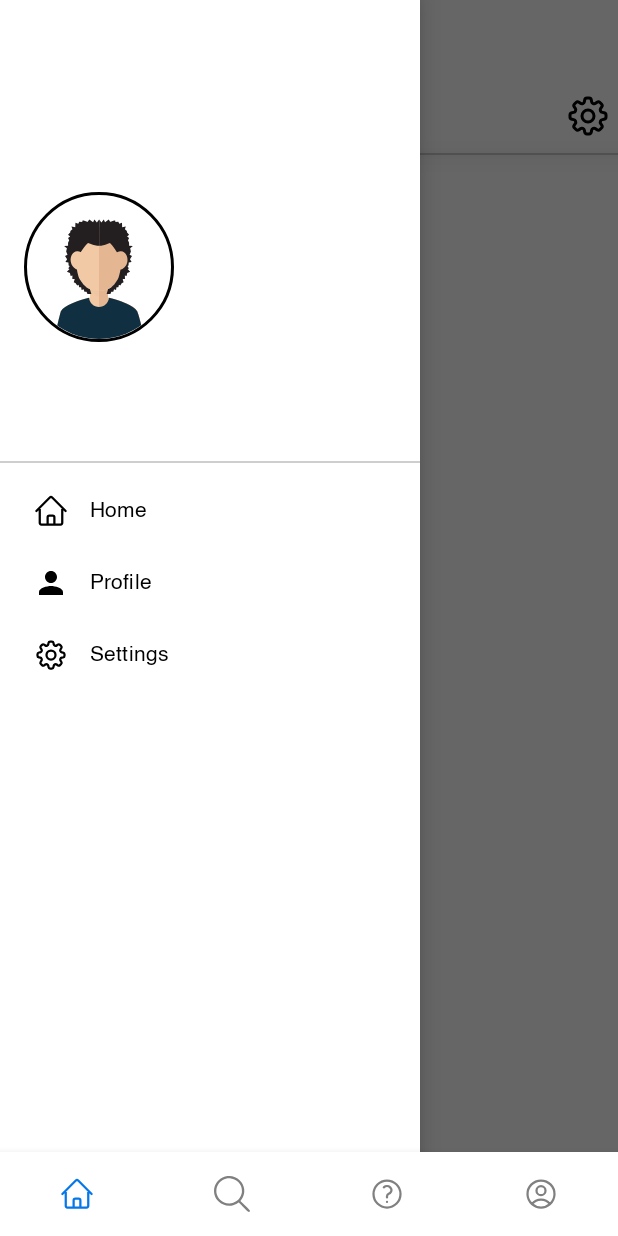
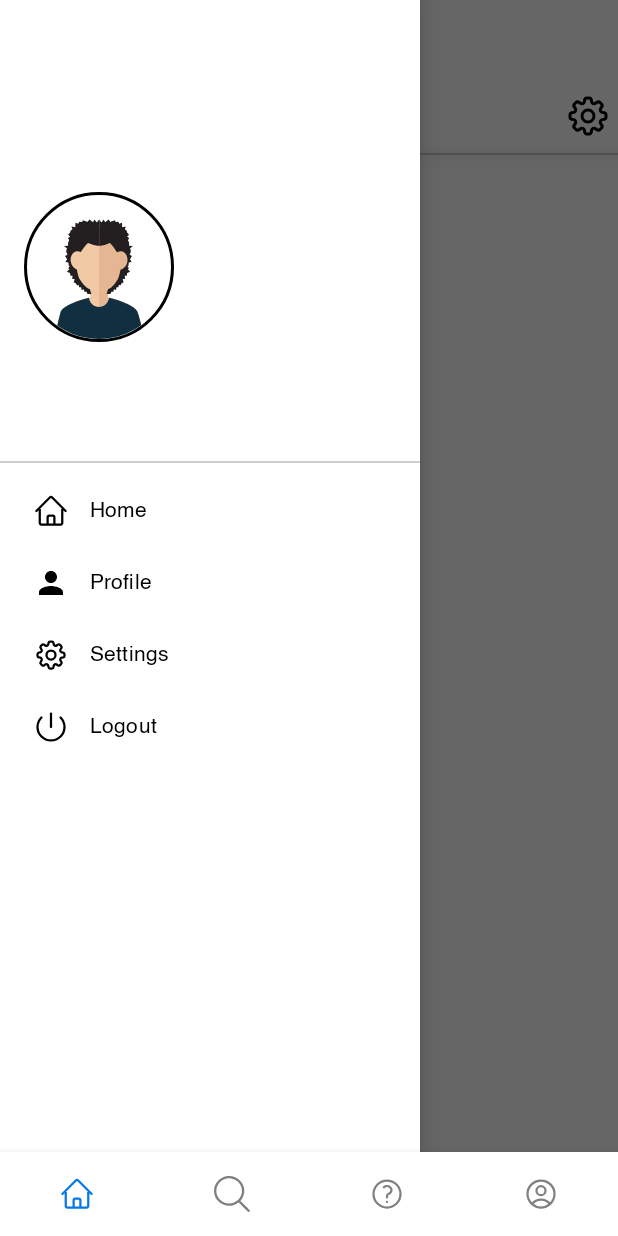
Before and after one commit to MuneebAbro/UNIVerse-A-Social-Media-App, an Android app: the HomeFragment screen opened directly, with no data from a screen before it, with the side drawer open, on a phone screen of 412 x 824 dp. Run offline under Robolectric (Android 15) with nearby library versions, the phone set to English and light mode, and no system bars; our stand-ins replace CircleImageView, Firebase (no records; nobody signed in at launch, a user with empty details on screens opened directly), Picasso, navigation-ui.

Commit message:
added logout funtionality

```diff
--- a/app/src/main/java/com/example/universe/ui/profile/ProfileFragment.kt
+++ b/app/src/main/java/com/example/universe/ui/profile/ProfileFragment.kt
@@ -47,8 +47,6 @@ class ProfileFragment : Fragment() {
          logout()
      }
 
-
-
         return root
     }
 
--- /dev/null
+++ b/app/src/main/res/drawable/power.xml
@@ -0,0 +1,13 @@
+<vector xmlns:android="http://schemas.android.com/apk/res/android"
+    android:width="24dp"
+    android:height="24dp"
+    android:viewportWidth="24"
+    android:viewportHeight="24">
+  <path
+      android:pathData="M5.636,5.636a9,9 0,1 0,12.728 0M12,3v9"
+      android:strokeLineJoin="round"
+      android:strokeWidth="1.5"
+      android:fillColor="#00000000"
+      android:strokeColor="@color/adaptive_black"
+      android:strokeLineCap="round"/>
+</vector>
--- a/app/src/main/res/menu/drawer_menu.xml
+++ b/app/src/main/res/menu/drawer_menu.xml
@@ -13,6 +13,11 @@
         android:title="Settings" />
 
     <item
+        android:id="@+id/nav_logout"
+        android:icon="@drawable/power"
+        android:title="Logout" />
+
+    <item
         android:id="@+id/nav_empty"
         android:icon="@android:color/transparent"
         android:title="" />
```
Also changed, not shown: app/src/main/java/com/example/universe/ui/home/HomeFragment.kt (+24 -0 lines).
